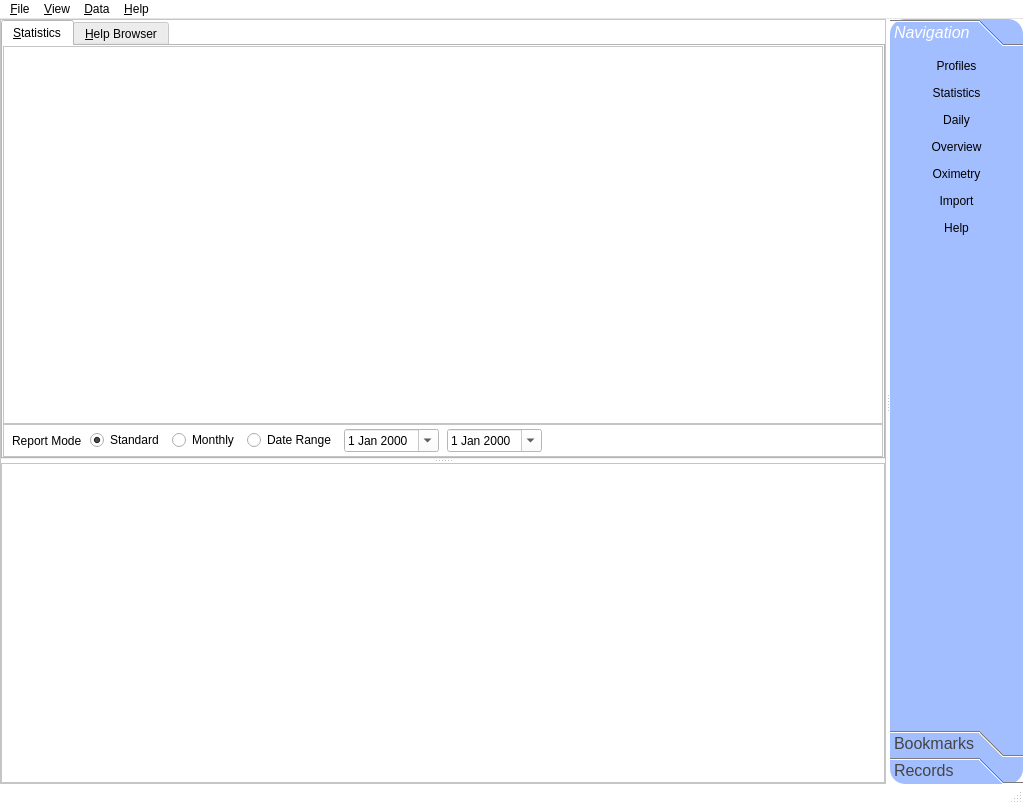
sbonaime/sleepyhead-code., file sleepyhead/mainwindow.ui: the form before one commit.
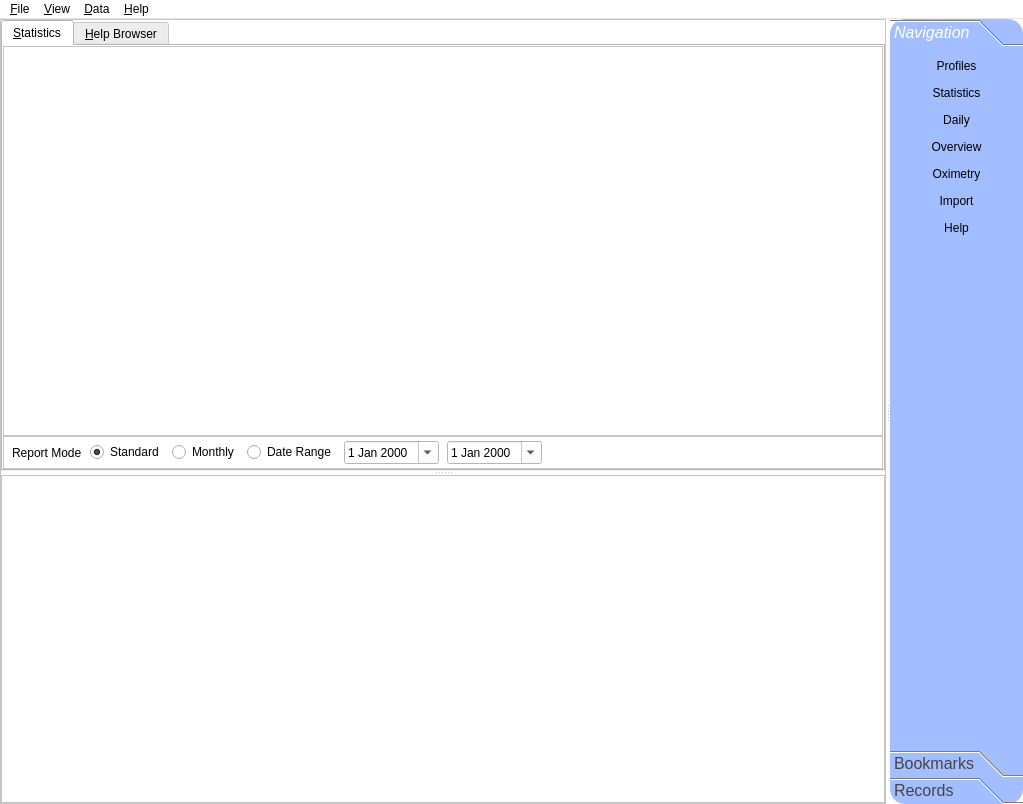
The form after the commit. The open tabs and pages were chosen to show the change. Icons and pictures are not drawn. Custom widgets are drawn as their Qt base class.

Commit message: Fix opengl screenshots on windows, remove the last of qprogress and statusbar, and add progressdialog to recompress/recalc

Diff of the .ui file:
```diff
--- a/sleepyhead/mainwindow.ui
+++ b/sleepyhead/mainwindow.ui
@@ -1403,8 +1403,8 @@
          <rect>
           <x>0</x>
           <y>0</y>
-          <width>310</width>
-          <height>676</height>
+          <width>327</width>
+          <height>687</height>
          </rect>
         </property>
         <property name="palette">
@@ -3097,23 +3097,6 @@
    <addaction name="menu_Data"/>
    <addaction name="menu_Help"/>
   </widget>
-  <widget class="QStatusBar" name="statusbar">
-   <property name="sizePolicy">
-    <sizepolicy hsizetype="Preferred" vsizetype="Fixed">
-     <horstretch>0</horstretch>
-     <verstretch>0</verstretch>
-    </sizepolicy>
-   </property>
-   <property name="maximumSize">
-    <size>
-     <width>16777215</width>
-     <height>20</height>
-    </size>
-   </property>
-   <property name="sizeGripEnabled">
-    <bool>true</bool>
-   </property>
-  </widget>
   <action name="action_Import_Data">
    <property name="text">
     <string>&amp;Import Data</string>
```
Left out of the diff: 4 changed lines with no effect on the pictures. The commit also changes 13 other files.
